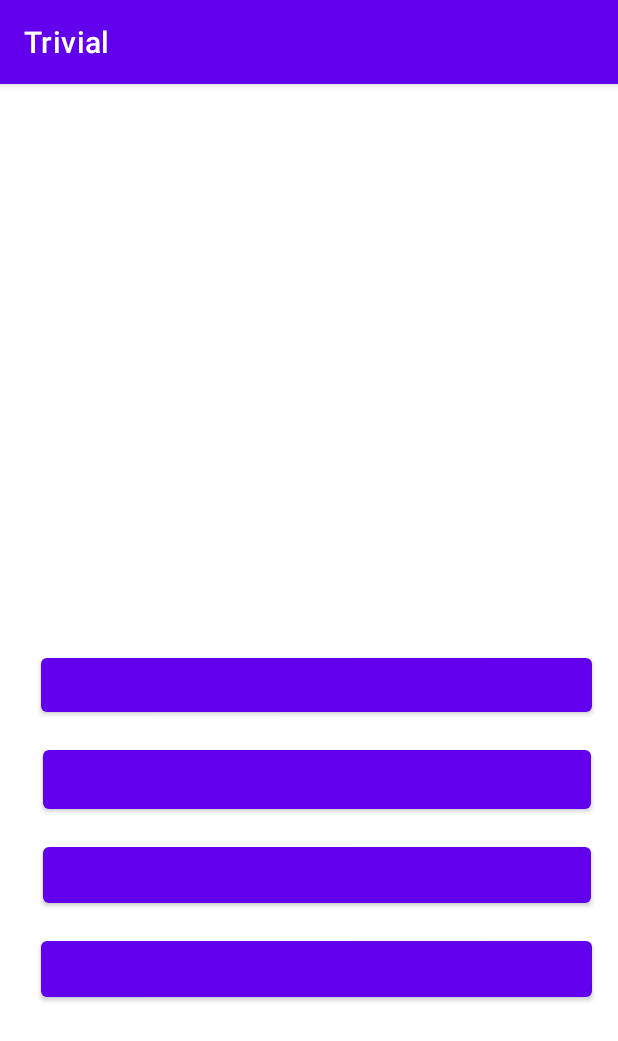
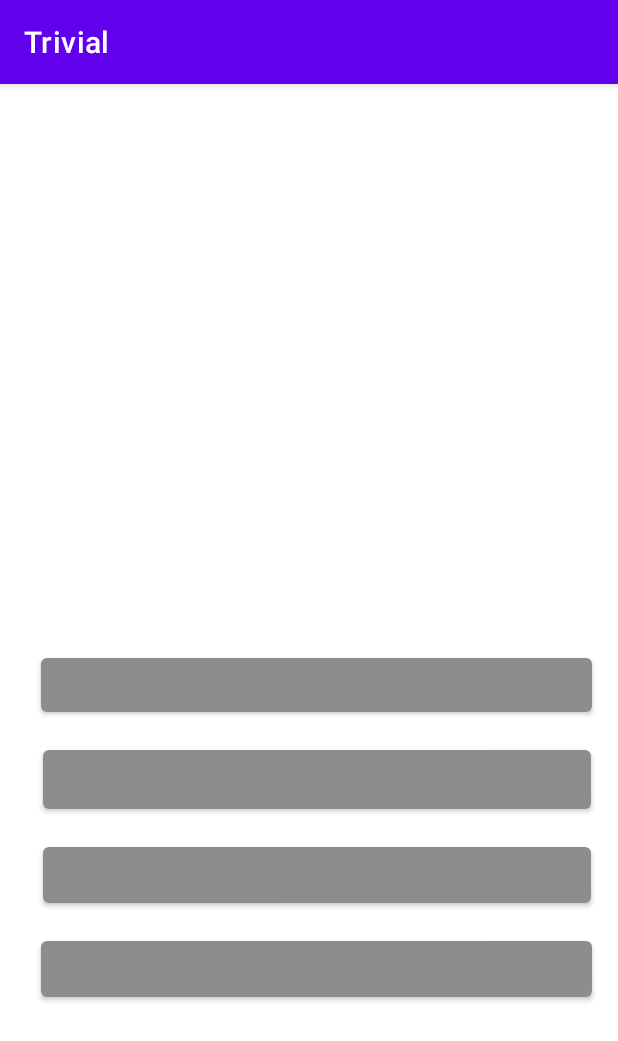
Before and after one commit to Marchi14/Trivial, an Android app: the PreguntaActivity screen opened directly, with no data from a screen before it, on a phone screen of 412 x 824 dp. Shown: the top 1041 px of the screen. Run offline under Robolectric (Android 15) with nearby library versions, the phone set to English and light mode, and no system bars.

Commit message:
colores botones respuestas

```diff
--- a/app/src/main/res/layout/activity_pregunta.xml
+++ b/app/src/main/res/layout/activity_pregunta.xml
@@ -30,6 +30,8 @@
         android:layout_marginTop="36dp"
         android:layout_marginEnd="19dp"
         android:layout_marginRight="19dp"
+        android:textColor="#FFFFFF"
+        app:backgroundTint="#8E8C8C"
         app:layout_constraintEnd_toEndOf="parent"
         app:layout_constraintStart_toStartOf="parent"
         app:layout_constraintTop_toBottomOf="@+id/TxPregunta" />
@@ -43,6 +45,8 @@
         android:layout_marginTop="13dp"
         android:layout_marginEnd="19dp"
         android:layout_marginRight="19dp"
+        android:textColor="#FFFFFF"
+        app:backgroundTint="#8E8C8C"
         app:layout_constraintEnd_toEndOf="parent"
         app:layout_constraintStart_toStartOf="parent"
         app:layout_constraintTop_toBottomOf="@+id/bRes1" />
@@ -56,6 +60,8 @@
         android:layout_marginTop="13dp"
         android:layout_marginEnd="19dp"
         android:layout_marginRight="19dp"
+        android:textColor="#FFFFFF"
+        app:backgroundTint="#8E8C8C"
         app:layout_constraintEnd_toEndOf="parent"
         app:layout_constraintStart_toStartOf="parent"
         app:layout_constraintTop_toBottomOf="@+id/bRes2" />
@@ -69,6 +75,8 @@
         android:layout_marginTop="13dp"
         android:layout_marginEnd="19dp"
         android:layout_marginRight="19dp"
+        android:textColor="#FFFFFF"
+        app:backgroundTint="#8E8C8C"
         app:layout_constraintEnd_toEndOf="parent"
         app:layout_constraintStart_toStartOf="parent"
         app:layout_constraintTop_toBottomOf="@+id/bRes3" />
```
